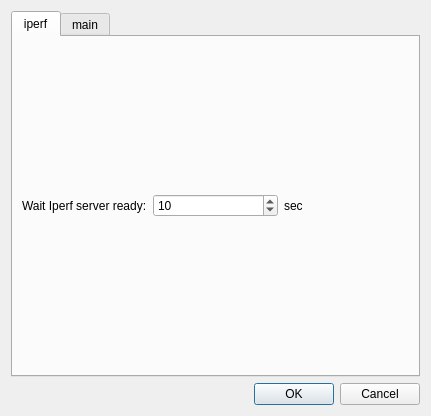
First picture: the form in qiperfc/src/dlgoption.ui, repository coolshou/qiperf, before the edit.
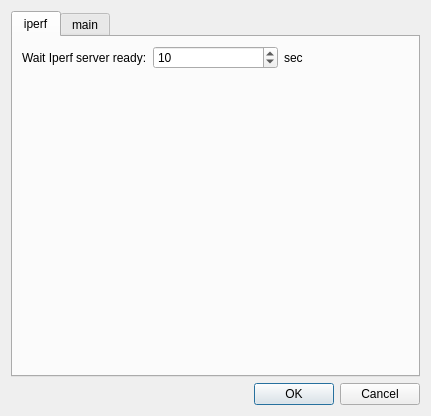
Second picture: the form after the edit. Icons and pictures are not drawn.

Diff of the .ui file:
```diff
--- a/qiperfc/src/dlgoption.ui
+++ b/qiperfc/src/dlgoption.ui
@@ -55,6 +55,19 @@
          </property>
         </widget>
        </item>
+       <item row="1" column="0">
+        <spacer name="verticalSpacer">
+         <property name="orientation">
+          <enum>Qt::Vertical</enum>
+         </property>
+         <property name="sizeHint" stdset="0">
+          <size>
+           <width>20</width>
+           <height>40</height>
+          </size>
+         </property>
+        </spacer>
+       </item>
       </layout>
      </widget>
      <widget class="QWidget" name="tab_main">
```
Left out of the diff: 4 changed lines with no effect on the pictures.
